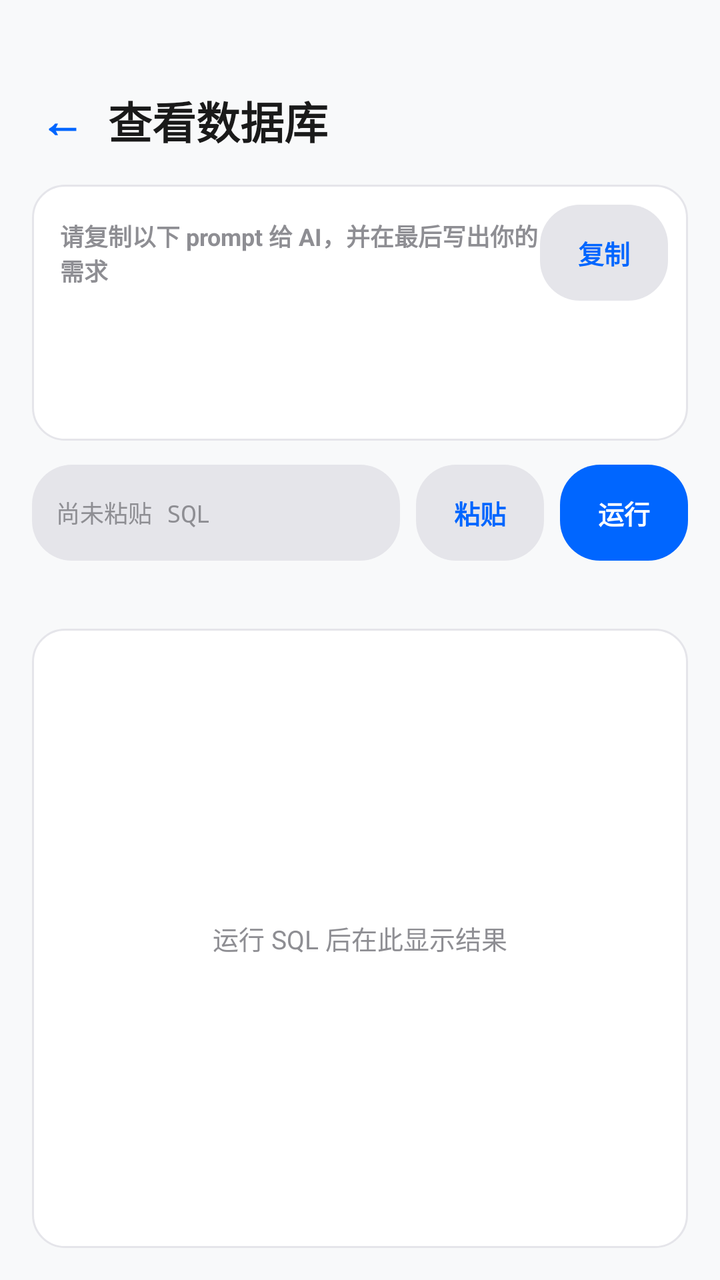
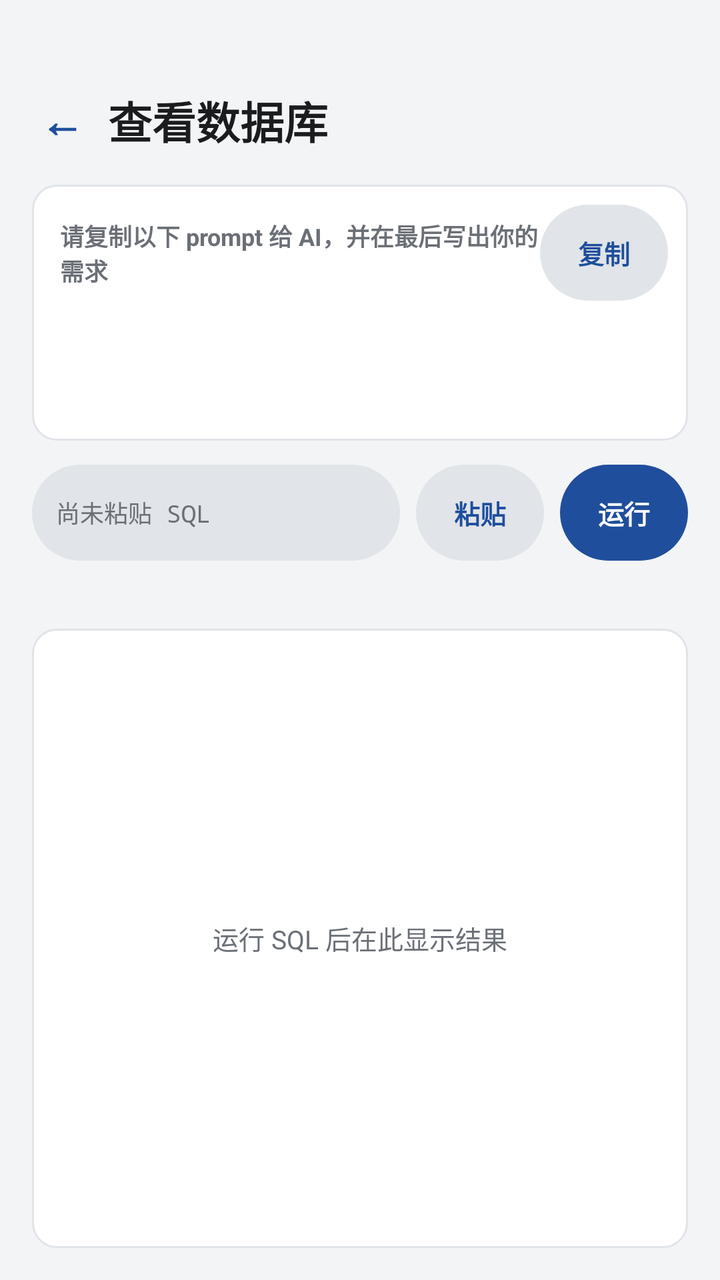

Compare the two renders of this Android layout. The source of the first and the diff that turns it into the second are given below.
<!-- AndroidManifest.xml: application theme Theme.TransitU -->
<!-- res/layout/fragment_database_query.xml -->
<?xml version="1.0" encoding="utf-8"?>
<LinearLayout xmlns:android="http://schemas.android.com/apk/res/android"
    android:layout_width="match_parent"
    android:layout_height="match_parent"
    android:orientation="vertical"
    android:background="#F8F9FA">

    <View
        android:layout_width="match_parent"
        android:layout_height="@dimen/status_bar_spacer_height" />

    <LinearLayout
        android:layout_width="match_parent"
        android:layout_height="wrap_content"
        android:orientation="horizontal"
        android:gravity="center_vertical"
        android:paddingStart="20dp"
        android:paddingEnd="20dp"
        android:paddingTop="20dp"
        android:paddingBottom="16dp">

        <TextView
            android:id="@+id/btnBack"
            android:layout_width="wrap_content"
            android:layout_height="wrap_content"
            android:text="←"
            android:textColor="#0066FF"
            android:textSize="22sp"
            android:textStyle="bold"
            android:clickable="true"
            android:focusable="true"
            android:paddingEnd="12dp" />

        <TextView
            android:id="@+id/tvDatabaseTitle"
            android:layout_width="0dp"
            android:layout_height="wrap_content"
            android:layout_weight="1"
            android:text="查看数据库"
            android:textColor="#1A1A1A"
            android:textSize="22sp"
            android:textStyle="bold" />
    </LinearLayout>

    <LinearLayout
        android:layout_width="match_parent"
        android:layout_height="128dp"
        android:orientation="vertical"
        android:layout_marginStart="16dp"
        android:layout_marginEnd="16dp"
        android:layout_marginBottom="10dp"
        android:background="@drawable/bg_content_card">

        <LinearLayout
            android:layout_width="match_parent"
            android:layout_height="wrap_content"
            android:orientation="horizontal"
            android:gravity="center_vertical"
            android:paddingStart="14dp"
            android:paddingEnd="10dp"
            android:paddingTop="10dp"
            android:paddingBottom="6dp">

            <TextView
                android:layout_width="0dp"
                android:layout_height="wrap_content"
                android:layout_weight="1"
                android:text="请复制以下 prompt 给 AI，并在最后写出你的需求"
                android:textColor="#8E8E93"
                android:textSize="12sp"
                android:textStyle="bold" />

            <TextView
                android:id="@+id/btnCopyPrompt"
                android:layout_width="64dp"
                android:layout_height="48dp"
                android:gravity="center"
                android:text="复制"
                android:textColor="#0066FF"
                android:textSize="13sp"
                android:textStyle="bold"
                android:background="@drawable/bg_chip_default"
                android:clickable="true"
                android:focusable="true" />
        </LinearLayout>

        <ScrollView
            android:layout_width="match_parent"
            android:layout_height="0dp"
            android:layout_weight="1"
            android:fillViewport="true"
            android:paddingStart="14dp"
            android:paddingEnd="14dp"
            android:paddingBottom="10dp">

            <TextView
                android:id="@+id/tvPrompt"
                android:layout_width="match_parent"
                android:layout_height="wrap_content"
                android:textColor="#3A3A3C"
                android:textSize="11sp"
                android:fontFamily="monospace"
                android:textIsSelectable="true" />
        </ScrollView>
    </LinearLayout>

    <LinearLayout
        android:layout_width="match_parent"
        android:layout_height="60dp"
        android:orientation="horizontal"
        android:gravity="center_vertical"
        android:paddingStart="16dp"
        android:paddingEnd="16dp"
        android:paddingBottom="8dp">

        <TextView
            android:id="@+id/tvSqlPreview"
            android:layout_width="0dp"
            android:layout_height="48dp"
            android:layout_weight="1"
            android:gravity="center_vertical"
            android:paddingStart="12dp"
            android:paddingEnd="12dp"
            android:maxLines="2"
            android:ellipsize="end"
            android:text="尚未粘贴 SQL"
            android:textColor="#8E8E93"
            android:textSize="12sp"
            android:fontFamily="monospace"
            android:background="@drawable/bg_chip_default" />

        <TextView
            android:id="@+id/btnPasteSql"
            android:layout_width="64dp"
            android:layout_height="48dp"
            android:layout_marginStart="8dp"
            android:gravity="center"
            android:text="粘贴"
            android:textColor="#0066FF"
            android:textSize="13sp"
            android:textStyle="bold"
            android:background="@drawable/bg_chip_default"
            android:clickable="true"
            android:focusable="true" />

        <TextView
            android:id="@+id/btnRunSql"
            android:layout_width="64dp"
            android:layout_height="48dp"
            android:layout_marginStart="8dp"
            android:gravity="center"
            android:text="运行"
            android:textColor="#FFFFFF"
            android:textSize="13sp"
            android:textStyle="bold"
            android:background="@drawable/bg_chip_selected"
            android:clickable="true"
            android:focusable="true" />
    </LinearLayout>

    <TextView
        android:id="@+id/tvQueryStatus"
        android:layout_width="match_parent"
        android:layout_height="wrap_content"
        android:minHeight="24dp"
        android:paddingStart="18dp"
        android:paddingEnd="18dp"
        android:paddingTop="2dp"
        android:paddingBottom="2dp"
        android:gravity="top"
        android:maxLines="4"
        android:textColor="#8E8E93"
        android:textSize="11sp" />

    <FrameLayout
        android:layout_width="match_parent"
        android:layout_height="0dp"
        android:layout_weight="1"
        android:minHeight="120dp"
        android:layout_marginStart="16dp"
        android:layout_marginEnd="16dp"
        android:layout_marginBottom="16dp"
        android:background="@drawable/bg_content_card">

        <HorizontalScrollView
            android:layout_width="match_parent"
            android:layout_height="match_parent"
            android:fillViewport="true"
            android:scrollbars="horizontal">

            <ScrollView
                android:layout_width="wrap_content"
                android:layout_height="match_parent"
                android:fillViewport="true"
                android:scrollbars="vertical">

                <TableLayout
                    android:id="@+id/resultsTable"
                    android:layout_width="wrap_content"
                    android:layout_height="wrap_content"
                    android:padding="6dp" />
            </ScrollView>
        </HorizontalScrollView>

        <TextView
            android:id="@+id/tvResultsEmpty"
            android:layout_width="wrap_content"
            android:layout_height="wrap_content"
            android:layout_gravity="center"
            android:text="运行 SQL 后在此显示结果"
            android:textColor="#8E8E93"
            android:textSize="13sp" />
    </FrameLayout>
</LinearLayout>
<!-- resources referenced by this layout -->
<resources>
  <dimen name="status_bar_spacer_height">0dp</dimen>
  <!-- drawable bg_chip_default (drawable) -->
  <?xml version="1.0" encoding="utf-8"?>
  <shape xmlns:android="http://schemas.android.com/apk/res/android">
      <solid android:color="#E5E5EA" />
      <corners android:radius="20dp" />
  </shape>
  <!-- drawable bg_chip_selected (drawable) -->
  <?xml version="1.0" encoding="utf-8"?>
  <shape xmlns:android="http://schemas.android.com/apk/res/android">
      <solid android:color="#0066FF" />
      <corners android:radius="20dp" />
  </shape>
  <!-- drawable bg_content_card (drawable) -->
  <?xml version="1.0" encoding="utf-8"?>
  <shape xmlns:android="http://schemas.android.com/apk/res/android">
      <solid android:color="#FFFFFF" />
      <corners android:radius="16dp" />
      <stroke android:width="1dp" android:color="#E5E5EA" />
  </shape>
  <style name="Theme.TransitU" parent="Theme.Material3.DayNight.NoActionBar">
          
          <item name="android:textSelectHandle">@drawable/tu_text_select_handle_middle</item>
          <item name="android:textSelectHandleLeft">@drawable/tu_text_select_handle_left</item>
          <item name="android:textSelectHandleRight">@drawable/tu_text_select_handle_right</item>
  
          
          <item name="android:textColorHighlight">@color/m3_highlighted_text</item>
      </style>
  <!-- drawable tu_text_select_handle_middle (drawable) -->
  <?xml version="1.0" encoding="utf-8"?>
  <bitmap xmlns:android="http://schemas.android.com/apk/res/android"
      android:src="@drawable/abc_text_select_handle_middle_mtrl"
      android:tint="?attr/colorPrimary"
      android:tintMode="src_in" />
  <!-- drawable tu_text_select_handle_left (drawable) -->
  <?xml version="1.0" encoding="utf-8"?>
  <bitmap xmlns:android="http://schemas.android.com/apk/res/android"
      android:src="@drawable/abc_text_select_handle_left_mtrl"
      android:tint="?attr/colorPrimary"
      android:tintMode="src_in" />
  <!-- drawable tu_text_select_handle_right (drawable) -->
  <?xml version="1.0" encoding="utf-8"?>
  <bitmap xmlns:android="http://schemas.android.com/apk/res/android"
      android:src="@drawable/abc_text_select_handle_right_mtrl"
      android:tint="?attr/colorPrimary"
      android:tintMode="src_in" />
</resources>

<!-- the commit's change to res/layout/fragment_database_query.xml (unified diff, before → after) -->
@@ -3,7 +3,7 @@
     android:layout_width="match_parent"
     android:layout_height="match_parent"
     android:orientation="vertical"
-    android:background="#F8F9FA">
+    android:background="@color/paper">
 
     <View
         android:layout_width="match_parent"
@@ -24,7 +24,7 @@
             android:layout_width="wrap_content"
             android:layout_height="wrap_content"
             android:text="←"
-            android:textColor="#0066FF"
+            android:textColor="@color/accent"
             android:textSize="22sp"
             android:textStyle="bold"
             android:clickable="true"
@@ -37,7 +37,7 @@
             android:layout_height="wrap_content"
             android:layout_weight="1"
             android:text="查看数据库"
-            android:textColor="#1A1A1A"
+            android:textColor="@color/ink"
             android:textSize="22sp"
             android:textStyle="bold" />
     </LinearLayout>
@@ -66,7 +66,7 @@
                 android:layout_height="wrap_content"
                 android:layout_weight="1"
                 android:text="请复制以下 prompt 给 AI，并在最后写出你的需求"
-                android:textColor="#8E8E93"
+                android:textColor="@color/ink_3"
                 android:textSize="12sp"
                 android:textStyle="bold" />
 
@@ -76,7 +76,7 @@
                 android:layout_height="48dp"
                 android:gravity="center"
                 android:text="复制"
-                android:textColor="#0066FF"
+                android:textColor="@color/accent"
                 android:textSize="13sp"
                 android:textStyle="bold"
                 android:background="@drawable/bg_chip_default"
@@ -97,7 +97,7 @@
                 android:id="@+id/tvPrompt"
                 android:layout_width="match_parent"
                 android:layout_height="wrap_content"
-                android:textColor="#3A3A3C"
+                android:textColor="@color/ink_2"
                 android:textSize="11sp"
                 android:fontFamily="monospace"
                 android:textIsSelectable="true" />
@@ -124,7 +124,7 @@
             android:maxLines="2"
             android:ellipsize="end"
             android:text="尚未粘贴 SQL"
-            android:textColor="#8E8E93"
+            android:textColor="@color/ink_3"
             android:textSize="12sp"
             android:fontFamily="monospace"
             android:background="@drawable/bg_chip_default" />
@@ -136,7 +136,7 @@
             android:layout_marginStart="8dp"
             android:gravity="center"
             android:text="粘贴"
-            android:textColor="#0066FF"
+            android:textColor="@color/accent"
             android:textSize="13sp"
             android:textStyle="bold"
             android:background="@drawable/bg_chip_default"
@@ -169,7 +169,7 @@
         android:paddingBottom="2dp"
         android:gravity="top"
         android:maxLines="4"
-        android:textColor="#8E8E93"
+        android:textColor="@color/ink_3"
         android:textSize="11sp" />
 
     <FrameLayout
@@ -208,7 +208,7 @@
             android:layout_height="wrap_content"
             android:layout_gravity="center"
             android:text="运行 SQL 后在此显示结果"
-            android:textColor="#8E8E93"
+            android:textColor="@color/ink_3"
             android:textSize="13sp" />
     </FrameLayout>
 </LinearLayout>
<!-- resource entries referenced after the edit -->
@@ -1,24 +1,29 @@
 <!-- resources referenced by this layout -->
 <resources>
+  <color name="accent">#1F4E9C</color>
+  <color name="ink">#1B1C1E</color>
+  <color name="ink_2">#4A4D52</color>
+  <color name="ink_3">#6B6F76</color>
+  <color name="paper">#F3F4F6</color>
   <dimen name="status_bar_spacer_height">0dp</dimen>
   <!-- drawable bg_chip_default (drawable) -->
   <?xml version="1.0" encoding="utf-8"?>
   <shape xmlns:android="http://schemas.android.com/apk/res/android">
-      <solid android:color="#E5E5EA" />
-      <corners android:radius="20dp" />
+      <solid android:color="@color/line" />
+      <corners android:radius="999dp" />
   </shape>
   <!-- drawable bg_chip_selected (drawable) -->
   <?xml version="1.0" encoding="utf-8"?>
   <shape xmlns:android="http://schemas.android.com/apk/res/android">
-      <solid android:color="#0066FF" />
-      <corners android:radius="20dp" />
+      <solid android:color="@color/accent" />
+      <corners android:radius="999dp" />
   </shape>
   <!-- drawable bg_content_card (drawable) -->
   <?xml version="1.0" encoding="utf-8"?>
   <shape xmlns:android="http://schemas.android.com/apk/res/android">
       <solid android:color="#FFFFFF" />
-      <corners android:radius="16dp" />
-      <stroke android:width="1dp" android:color="#E5E5EA" />
+      <corners android:radius="12dp" />
+      <stroke android:width="1dp" android:color="@color/line" />
   </shape>
   <style name="Theme.TransitU" parent="Theme.Material3.DayNight.NoActionBar">
           
@@ -29,6 +34,7 @@
           
           <item name="android:textColorHighlight">@color/m3_highlighted_text</item>
       </style>
+  <color name="line">#E1E4E8</color>
   <!-- drawable tu_text_select_handle_middle (drawable) -->
   <?xml version="1.0" encoding="utf-8"?>
   <bitmap xmlns:android="http://schemas.android.com/apk/res/android"
